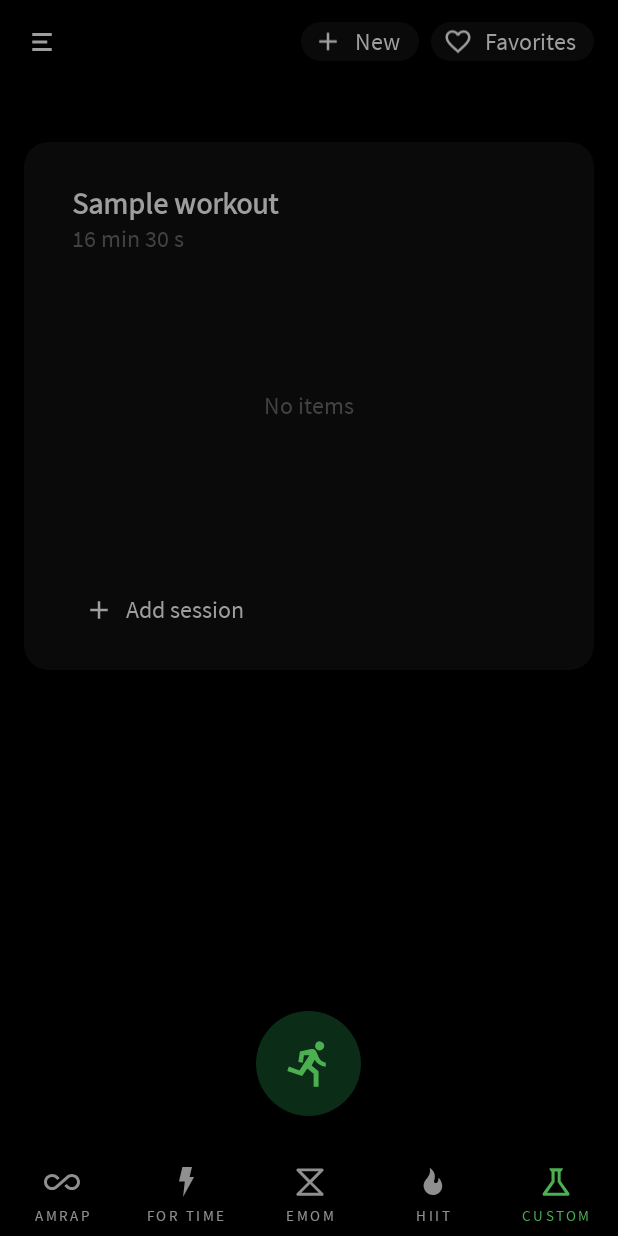
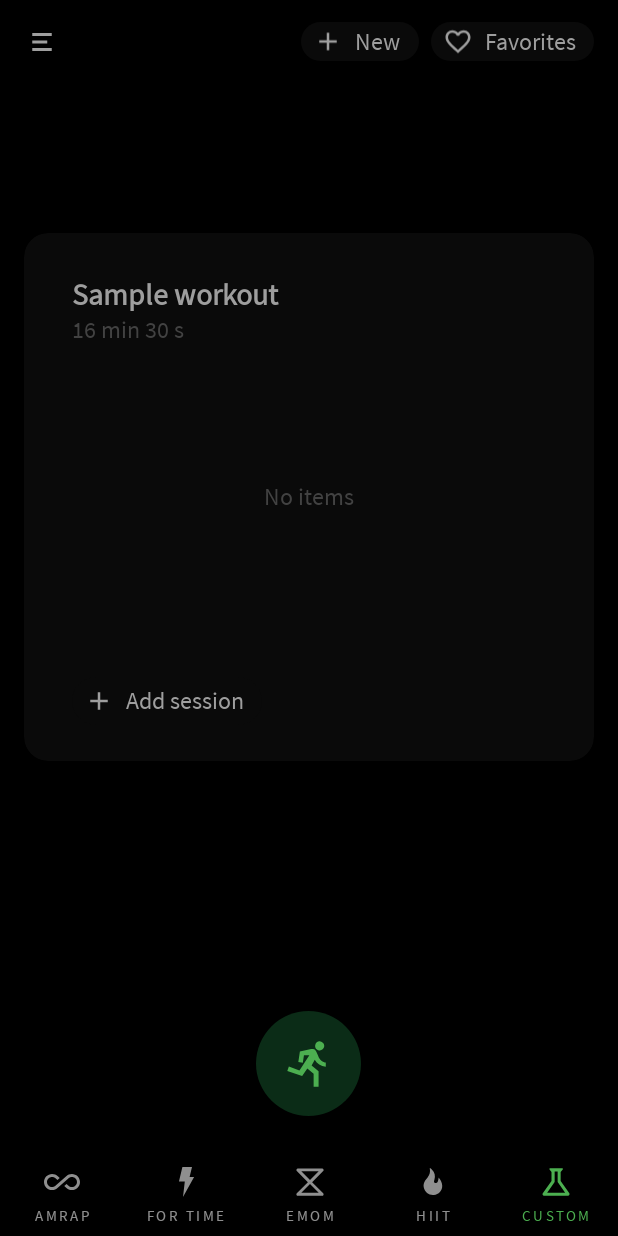
Before and after one commit to adrcotfas/goodtime-training, an Android app: the CustomWorkoutFragment screen opened through its navigation route, on a phone screen of 412 x 824 dp. Run offline under Robolectric (Android 15) with nearby library versions, the phone set to English and light mode, and no system bars; our stand-ins replace navigation-ui; libraries missing offline, so code that uses them is left out: org.kodein.di; 12 statements that could not run were skipped.

Commit message:
minor UI tweak

```diff
--- a/app/src/main/res/layout/fragment_custom.xml
+++ b/app/src/main/res/layout/fragment_custom.xml
@@ -19,7 +19,7 @@
         app:layout_constraintEnd_toEndOf="parent"
         app:layout_constraintStart_toStartOf="parent"
         app:layout_constraintTop_toTopOf="parent"
-        app:layout_constraintVertical_bias="0.1">
+        app:layout_constraintVertical_bias="0.3">
 
         <androidx.constraintlayout.widget.ConstraintLayout
             android:layout_width="match_parent"
```
